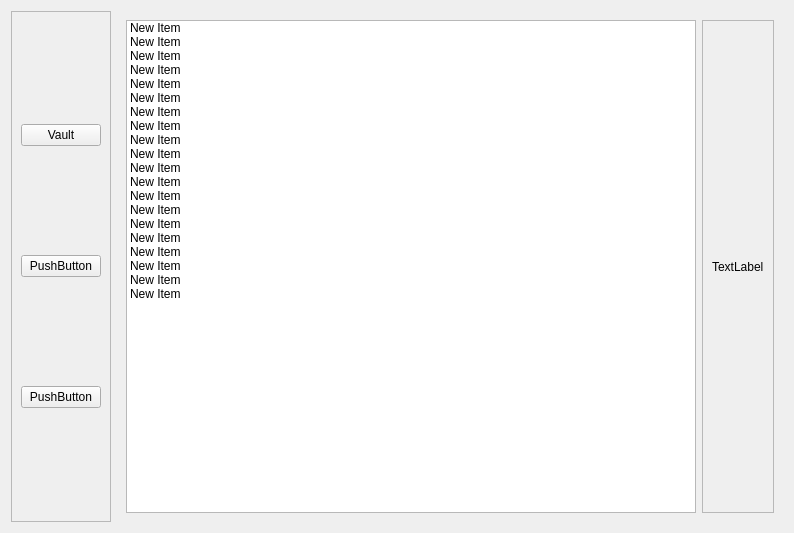
Above: dashboard.ui from SahisN/PasswordManager before the change. Below: the same form after it.
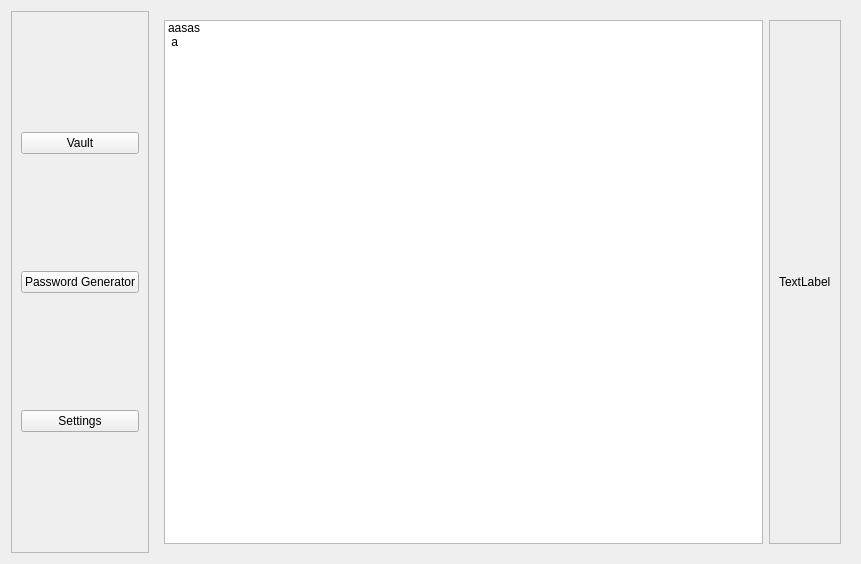
That is the form after the change. The open tabs and pages were chosen to show the change.

Commit message: added basic navigation in dashboard

Patch:
```diff
--- a/dashboard.ui
+++ b/dashboard.ui
@@ -6,8 +6,8 @@
    <rect>
     <x>0</x>
     <y>0</y>
-    <width>794</width>
-    <height>533</height>
+    <width>861</width>
+    <height>564</height>
    </rect>
   </property>
   <property name="windowTitle">
@@ -35,14 +35,14 @@
         <item>
          <widget class="QPushButton" name="pushButton_3">
           <property name="text">
-           <string>PushButton</string>
+           <string>Password Generator</string>
           </property>
          </widget>
         </item>
         <item>
          <widget class="QPushButton" name="pushButton_2">
           <property name="text">
-           <string>PushButton</string>
+           <string>Settings</string>
           </property>
          </widget>
         </item>
@@ -63,102 +63,8 @@
             <widget class="QListWidget" name="listWidget">
              <item>
               <property name="text">
-               <string>New Item</string>
-              </property>
-             </item>
-             <item>
-              <property name="text">
-               <string>New Item</string>
-              </property>
-             </item>
-             <item>
-              <property name="text">
-               <string>New Item</string>
-              </property>
-             </item>
-             <item>
-              <property name="text">
-               <string>New Item</string>
-              </property>
-             </item>
-             <item>
-              <property name="text">
-               <string>New Item</string>
-              </property>
-             </item>
-             <item>
-              <property name="text">
-               <string>New Item</string>
-              </property>
-             </item>
-             <item>
-              <property name="text">
-               <string>New Item</string>
-              </property>
-             </item>
-             <item>
-              <property name="text">
-               <string>New Item</string>
-              </property>
-             </item>
-             <item>
-              <property name="text">
-               <string>New Item</string>
-              </property>
-             </item>
-             <item>
-              <property name="text">
-               <string>New Item</string>
-              </property>
-             </item>
-             <item>
-              <property name="text">
-               <string>New Item</string>
-              </property>
-             </item>
-             <item>
-              <property name="text">
-               <string>New Item</string>
-              </property>
-             </item>
-             <item>
-              <property name="text">
-               <string>New Item</string>
-              </property>
-             </item>
-             <item>
-              <property name="text">
-               <string>New Item</string>
-              </property>
-             </item>
-             <item>
-              <property name="text">
-               <string>New Item</string>
-              </property>
-             </item>
-             <item>
-              <property name="text">
-               <string>New Item</string>
-              </property>
-             </item>
-             <item>
-              <property name="text">
-               <string>New Item</string>
-              </property>
-             </item>
-             <item>
-              <property name="text">
-               <string>New Item</string>
-              </property>
-             </item>
-             <item>
-              <property name="text">
-               <string>New Item</string>
-              </property>
-             </item>
-             <item>
-              <property name="text">
-               <string>New Item</string>
+               <string>aasas 
+ a</string>
               </property>
              </item>
             </widget>
```
Left out of the diff: 31 changed lines with no effect on the pictures. The commit also changes 3 other files.
